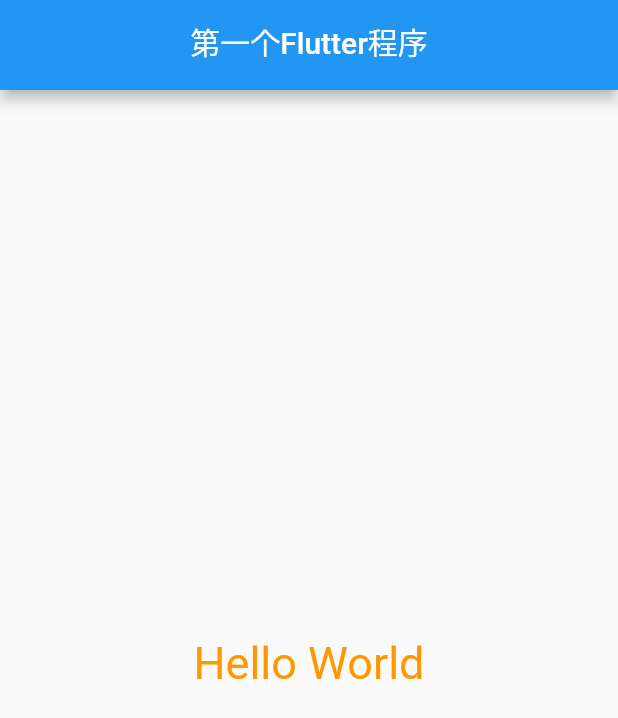
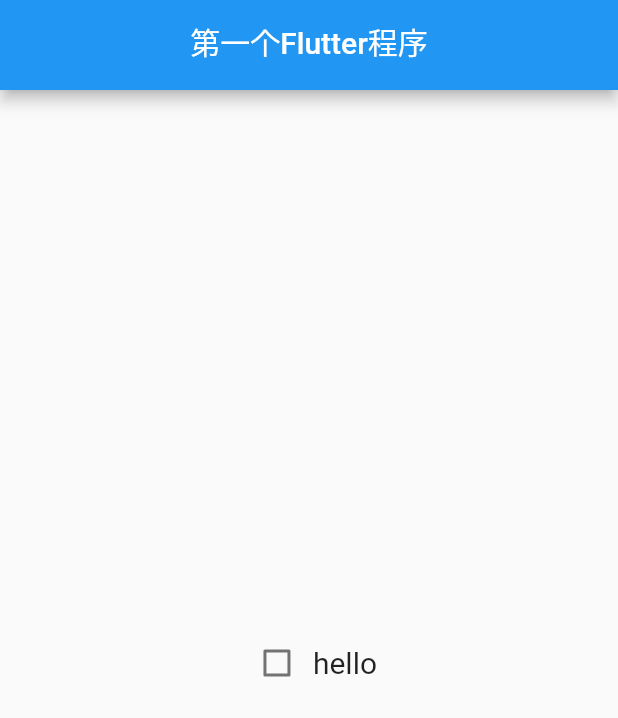
Before and after one commit to yanlele/flutter_study_case, a Flutter app: the screen it shows after launch, on a phone screen of 412 x 824 dp. Shown: the top 718 px of the screen. Run offline on Flutter 3.47's test engine with Material 2 defaults, Android fonts, the light colour scheme and no system bars.

Commit message:
feat: 心态爆炸

```diff
--- a/lib/main.dart
+++ b/lib/main.dart
@@ -57,10 +57,63 @@
   @override
   Widget build(BuildContext context) {
     return const Center(
-      child: Text(
-        "Hello World",
-        style: TextStyle(fontSize: 30, color: Colors.orange),
-      ),
+      child: YLRow(),
     );
   }
 }
+
+/// 有一个状态概念
+/// 不能直接定义状态
+/// 创建一个单独的类， 来维护状态
+class YLRow extends StatefulWidget {
+  const YLRow({Key? key}) : super(key: key);
+
+  @override
+  State<StatefulWidget> createState() {
+    return YLRowState();
+  }
+}
+
+class YLRowState extends State<YLRow> {
+  @override
+  Widget build(BuildContext context) {
+    return Row(
+      // 主轴对齐方式
+      mainAxisAlignment: MainAxisAlignment.center,
+
+      // 子元素
+      children: const [
+        YLCheckBox(),
+        Text(
+          "hello",
+          style: TextStyle(fontSize: 20),
+        ),
+      ],
+    );
+  }
+}
+
+class YLCheckBox extends StatefulWidget {
+  const YLCheckBox({Key? key}) : super(key: key);
+
+  @override
+  State<StatefulWidget> createState() {
+    return YLCheckBoxState();
+  }
+}
+
+class YLCheckBoxState extends State<YLCheckBox> {
+  var _throwShotAway = false;
+
+  @override
+  Widget build(BuildContext context) {
+    return Checkbox(
+      value: _throwShotAway,
+      onChanged: (bool? newValue) {
+        setState(() {
+          _throwShotAway = newValue!;
+        });
+      },
+    );
+  }
+}
```
Also changed, not shown: lib/03_同意协议.dart (added, +95 -0 lines).
